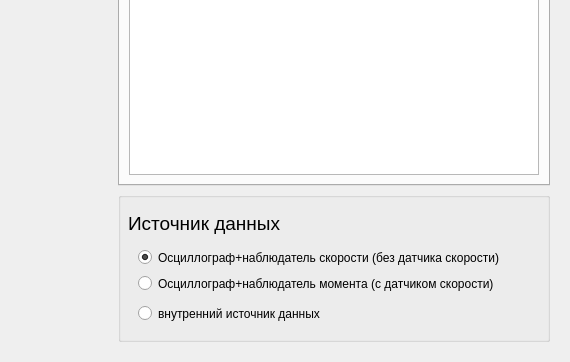
Before: the Qt Designer form untitled/electromagn.ui in Ivanos121/ImView, drawn with Qt 5; both pictures show x 613 to 1183 and y 358 to 720 of the 1183 by 720 pixel window.
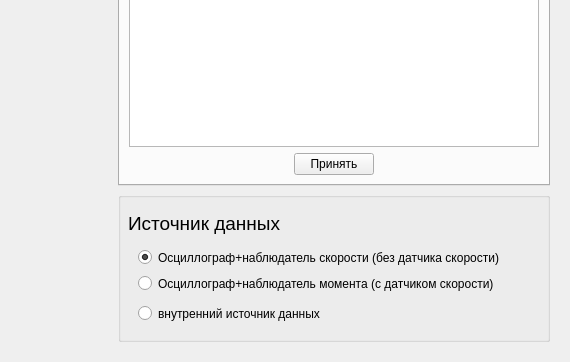
After: the same form once the commit is applied. The open tabs and pages were chosen to show the change. Custom widgets are drawn as their Qt base class.

```diff
--- a/untitled/electromagn.ui
+++ b/untitled/electromagn.ui
@@ -53,6 +53,19 @@
           <item>
            <widget class="QTableWidget" name="tableWidget"/>
           </item>
+          <item alignment="Qt::AlignHCenter">
+           <widget class="QPushButton" name="pushButton">
+            <property name="sizePolicy">
+             <sizepolicy hsizetype="Fixed" vsizetype="Fixed">
+              <horstretch>0</horstretch>
+              <verstretch>0</verstretch>
+             </sizepolicy>
+            </property>
+            <property name="text">
+             <string>Принять</string>
+            </property>
+           </widget>
+          </item>
          </layout>
         </widget>
        </widget>
```
Left out of the diff: 2 changed lines with no effect on the pictures.
